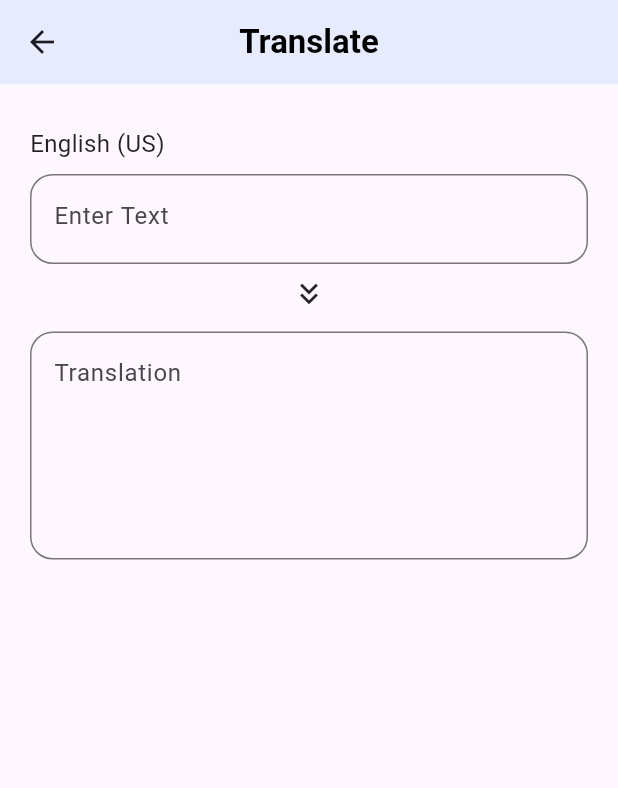
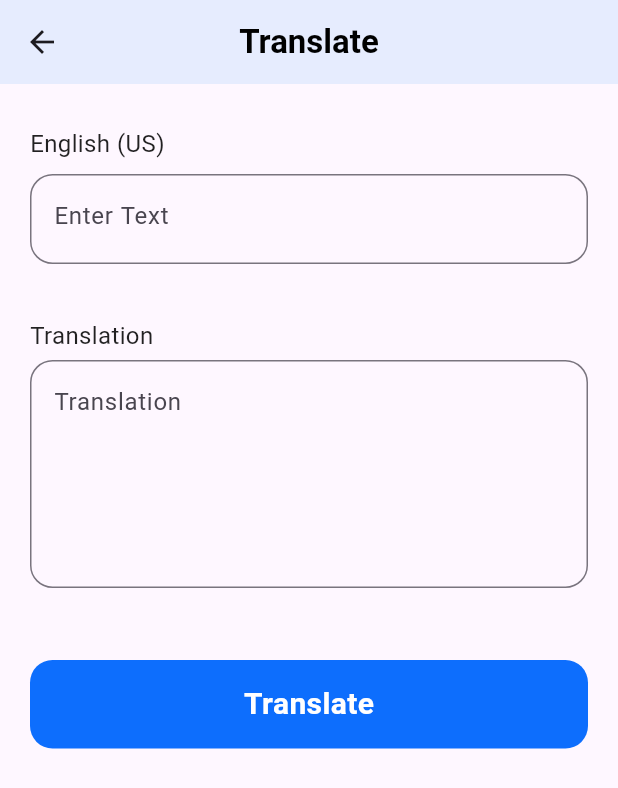
Before and after one commit to H-R-S/GuideWay, a Flutter app: the TranslateScreen screen opened by its route, on a phone screen of 412 x 824 dp. Shown: the top 788 px of the screen. Run offline on Flutter 3.47's test engine with Material 2 defaults, Android fonts, the phone set to English and light mode, and no system bars; our stand-ins replace camera, google_fonts, permission_handler, shared_preferences; accounts and stored records are empty.

Commit message:
Screen UI Updated | Translate Screen

```diff
--- a/lib/view/screens/translate/translate_screen.dart
+++ b/lib/view/screens/translate/translate_screen.dart
@@ -1,4 +1,5 @@
 import 'package:flutter/material.dart';
+import 'package:guide_way/view/widgets/button/my_elevated_button.dart';
 import '../../widgets/app_bar/my_app_bar.dart';
 import '../../widgets/text_field/my_text_field.dart';
 
@@ -20,11 +21,14 @@ class TranslateScreen extends StatelessWidget {
                   header: "English (US)",
                   controller: translateController,
                   hint: "Enter Text"),
-              Icon(Icons.keyboard_double_arrow_down_sharp),
+              const SizedBox(height: 20),
               MyTextField(
+                  header: "Translation",
                   minLine: 5,
                   controller: translateController,
-                  hint: "Translation")
+                  hint: "Translation"),
+              const SizedBox(height: 40),
+              MyElevatedButton(title: "Translate", onTap: () {})
             ])));
   }
 }
```
